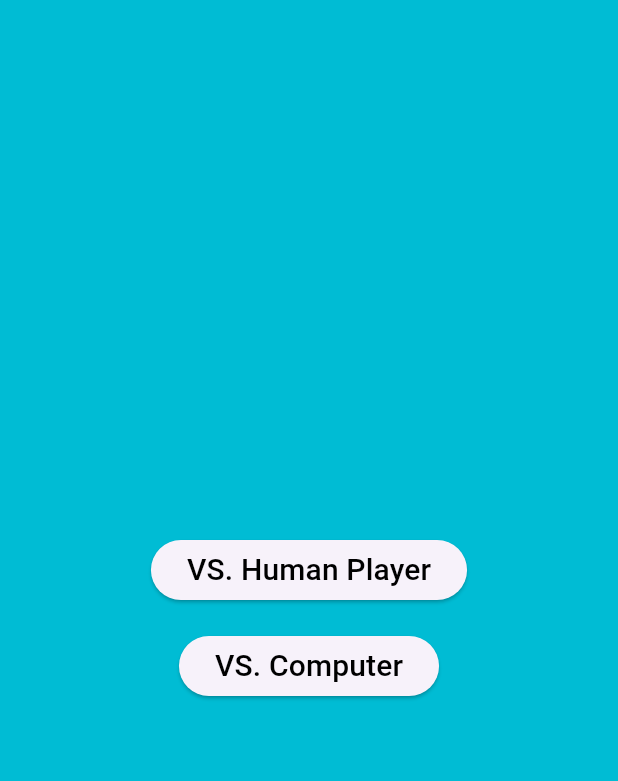
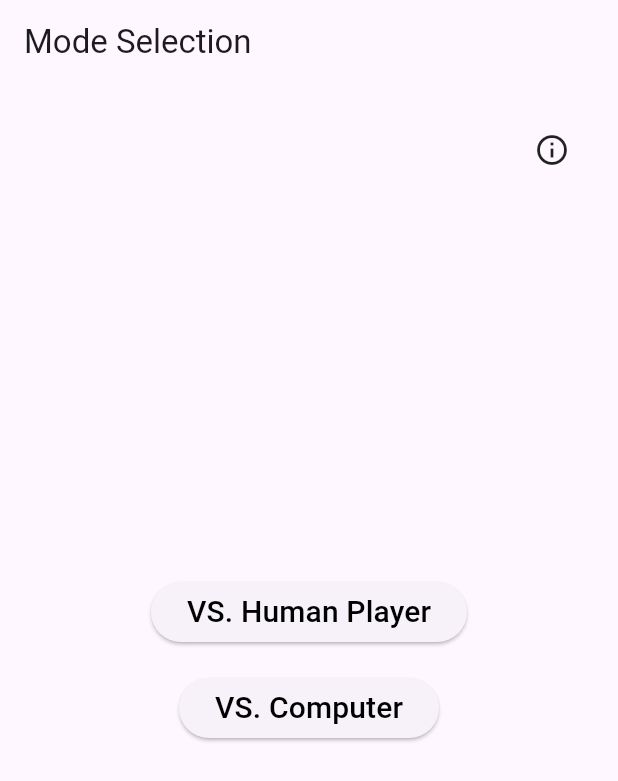
Before and after one commit to rayworks/tic_tac_toe, a Flutter app: the screen it shows after launch, on a phone screen of 412 x 824 dp. Shown: the top 781 px of the screen. Run offline on Flutter 3.47's test engine with Material 3 defaults, Android fonts, the phone set to English and light mode, and no system bars; generated files the repository leaves out were written again.

Commit message:
Refine the mode selection widget

```diff
--- a/lib/l10n/app_en.arb
+++ b/lib/l10n/app_en.arb
@@ -4,5 +4,8 @@
   "msgGameOver":"\uD83C\uDFAE Game over",
   "btnOK": "OK",
   "youLose": "You lose 😭",
-  "youWin" : "You win ✌️"
+  "youWin" : "You win ✌️",
+  "modeSelection": "Mode Selection",
+  "vsPlayer" : "VS. Human Player",
+  "vsComputer" : "VS. Computer"
 }
--- a/lib/l10n/app_zh.arb
+++ b/lib/l10n/app_zh.arb
@@ -4,5 +4,8 @@
   "msgGameOver":"🎮 游戏结束",
   "btnOK": "好的",
   "youLose": "你输了😭",
-  "youWin" : "你赢了✌️"
+  "youWin" : "你赢了✌️",
+  "modeSelection" : "模式选择",
+  "vsPlayer" : "人类棋手",
+  "vsComputer" : "电脑棋手"
 }
--- a/lib/widgets/mode_selector.dart
+++ b/lib/widgets/mode_selector.dart
@@ -1,7 +1,9 @@
 import 'package:flutter/material.dart';
 import 'package:flutter/widgets.dart';
+import 'package:flutter_gen/gen_l10n/app_localizations.dart';
 import 'package:tic_tac_toe/widgets/ChessAutoModePage.dart';
 import 'package:tic_tac_toe/widgets/home_page.dart';
+import 'package:url_launcher/url_launcher.dart';
 
 class ModeSelector extends StatelessWidget {
   const ModeSelector({Key? key}) : super(key: key);
@@ -19,13 +21,33 @@ class ModeSelector extends StatelessWidget {
   }
 
   Widget _buildLayout(BuildContext context) {
+    var appLocalizations = AppLocalizations.of(context);
+
     return Material(
       color: Colors.cyan,
-      child: Column(mainAxisAlignment: MainAxisAlignment.center, children: [
+      child: Scaffold(
+        appBar: AppBar(title: Text(appLocalizations!.modeSelection),),
+        body: Stack(
+          children: [
+            Container(
+              alignment: Alignment.topRight,
+              child: Padding(
+                padding: const EdgeInsets.all(32.0),
+                child: InkWell(
+                    child: Icon(Icons.info_outlined),
+                    onTap: () {
+                      print('info clicked');
+                      launch('https://github.com/rayworks/tic_tac_toe');
+                    }),
+              ),
+            ),
+            Center(
+              child:
+                  Column(mainAxisAlignment: MainAxisAlignment.center, children: [
                 ElevatedButton(
                   onPressed: () => _navigateToMain(context, true),
                   child: Text(
-            "VS. Human Player",
+                    appLocalizations.vsPlayer,
                     style: TextStyle(color: Colors.black, fontSize: 20),
                   ),
                 ),
@@ -33,11 +55,15 @@ class ModeSelector extends StatelessWidget {
                 ElevatedButton(
                   onPressed: () => _navigateToMain(context, false),
                   child: Text(
-            "VS. Computer",
+                    appLocalizations.vsComputer,
                     style: TextStyle(color: Colors.black, fontSize: 20),
                   ),
                 )
               ]),
+            )
+          ],
+        ),
+      ),
     );
   }
 }
```
Lines whose indentation alone changed are shown as unchanged.
